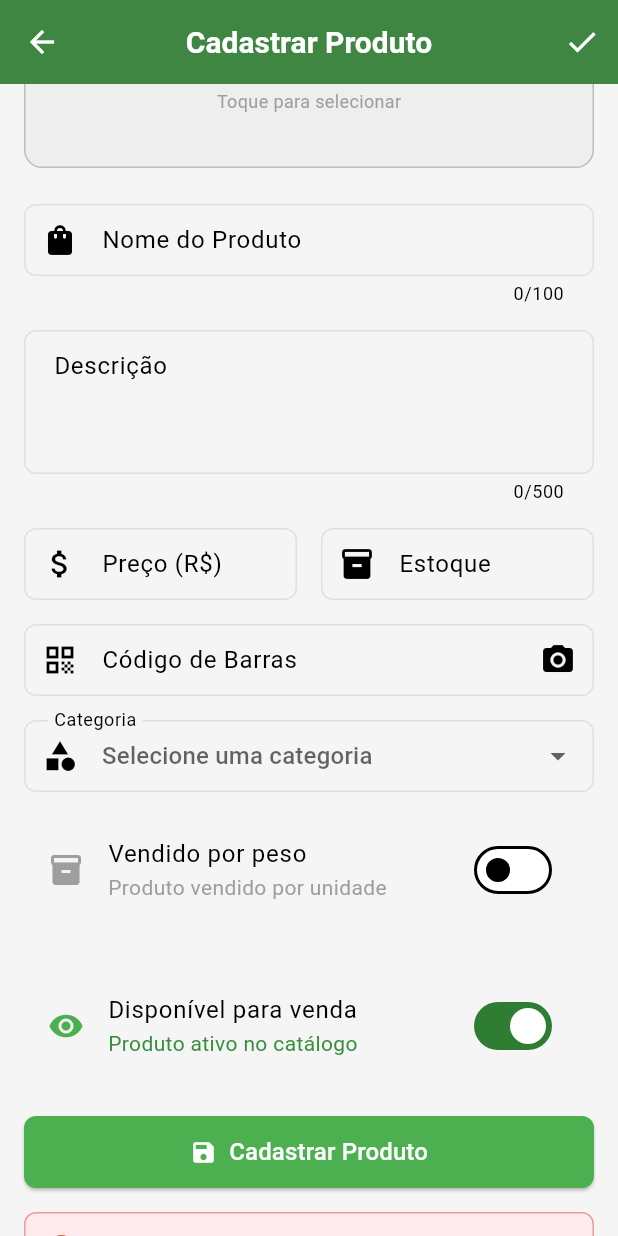
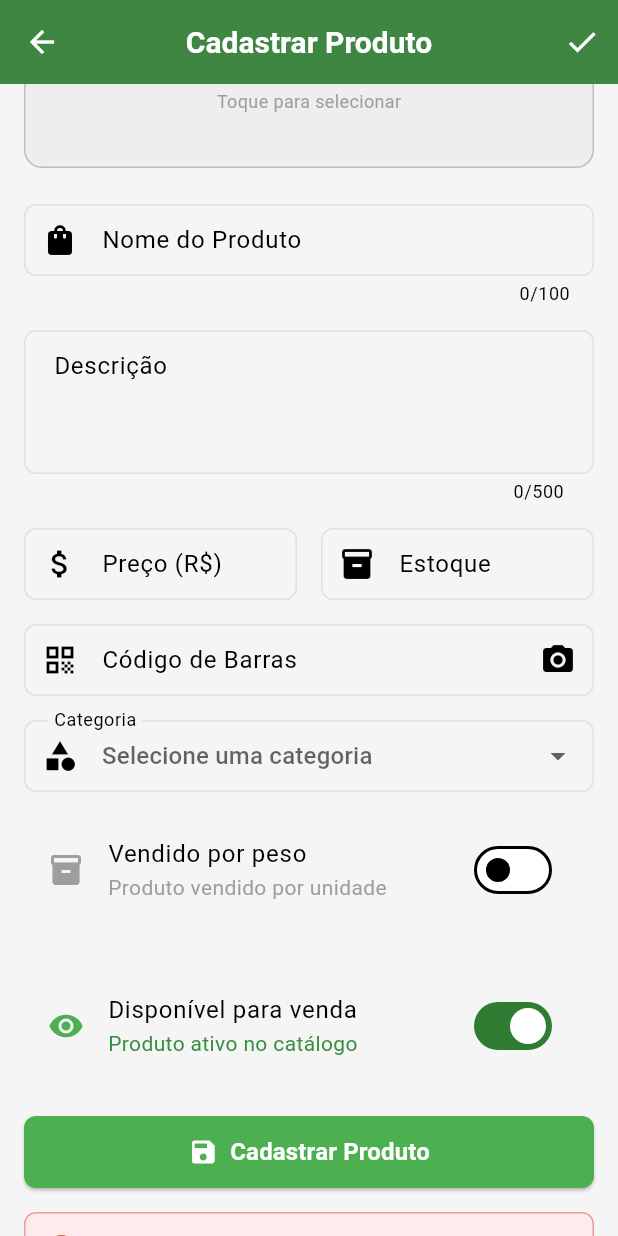
Before and after one commit to allandennis30/compra_pronta, a Flutter app: the VendorProductFormPage screen opened by its route, scrolled down 160 dp, after a tap on "Cadastrar Produto", on a phone screen of 412 x 824 dp. Run offline on Flutter 3.47's test engine with Material 3 defaults, Android fonts, the phone set to English and light mode, and no system bars; our stand-ins replace get, get_storage, hive_flutter, image_picker, mask_text_input_formatter; missing offline and left inert: mobile_scanner; accounts and stored records are empty.

Commit message:
🔧 Atualizar submódulo do backend e implementar melhorias no formulário de produtos
- Atualizado o submódulo do backend para o commit mais recente.
- Adicionados novos endpoints para gerenciamento de produtos nas constantes do aplicativo.
- Modificado o formulário de produtos para suportar layouts responsivos em dispositivos móveis e desktops.
- Implementadas mensagens de feedback para operações de criação e atualização de produtos.
- Melhorias na validação e tratamento de erros no formulário de produtos.

```diff
--- a/lib/constants/app_constants.dart
+++ b/lib/constants/app_constants.dart
@@ -72,6 +72,16 @@ class AppConstants {
   static const String logoutEndpoint =
       '$baseUrl$apiVersion$authEndpoint/logout';
   static const String usersEndpoint = '$baseUrl$apiVersion$authEndpoint/users';
+
+  // Products endpoints
+  static const String productsEndpoint = '$baseUrl$apiVersion/products';
+  static const String createProductEndpoint = '$baseUrl$apiVersion/products';
+  static const String listProductsEndpoint = '$baseUrl$apiVersion/products';
+  static const String getProductEndpoint = '$baseUrl$apiVersion/products';
+  static const String updateProductEndpoint = '$baseUrl$apiVersion/products';
+  static const String deleteProductEndpoint = '$baseUrl$apiVersion/products';
+  static const String checkBarcodeEndpoint =
+      '$baseUrl$apiVersion/products/barcode';
 
   // Credenciais de teste para o backend real
   // Cliente: testecliente@teste.com / Senha@123
--- a/lib/core/repositories/repository_factory.dart
+++ b/lib/core/repositories/repository_factory.dart
@@ -4,12 +4,14 @@ import '../../modules/cliente/repositories/cart_repository.dart';
 import '../../modules/cliente/repositories/order_repository.dart';
 import '../../modules/vendedor/repositories/vendor_metrics_repository.dart';
 import '../../modules/vendedor/repositories/vendedor_product_repository.dart';
+import '../../modules/vendedor/repositories/vendedor_product_api_repository.dart';
+import 'package:get/get.dart';
 
 /// Factory para gerenciar repositories
 /// Permite trocar facilmente entre implementações mock e reais
 class RepositoryFactory {
   static const bool _useMockData =
-      true; // Alterar para false para usar APIs reais
+      false; // Alterar para false para usar APIs reais
 
   static AuthRepository createAuthRepository() {
     if (_useMockData) {
@@ -60,8 +62,9 @@ class RepositoryFactory {
     if (_useMockData) {
       return VendedorProductRepositoryImpl();
     } else {
-      // return VendedorProductApiRepository(); // Implementação real da API
-      return VendedorProductRepositoryImpl(); // Fallback para mock
+      return VendedorProductApiRepository(
+          authRepository:
+              Get.find<AuthRepository>()); // Implementação real da API
     }
   }
 }
--- a/lib/modules/vendedor/controllers/vendor_product_form_controller.dart
+++ b/lib/modules/vendedor/controllers/vendor_product_form_controller.dart
@@ -140,7 +140,8 @@ class VendorProductFormController extends GetxController {
     if (isSoldByWeight.value) {
       // Para produtos vendidos por peso
       if (pricePerKgController.text.isEmpty) {
-        errorMessage.value = 'Preço por kg é obrigatório para produtos vendidos por peso';
+        errorMessage.value =
+            'Preço por kg é obrigatório para produtos vendidos por peso';
         hasError.value = true;
         return false;
       }
@@ -204,6 +205,7 @@ class VendorProductFormController extends GetxController {
 
     try {
       isLoading.value = true;
+      hasError.value = false;
 
       // Processar a imagem primeiro, se houver uma nova
       String finalImageUrl = imageUrl.value;
@@ -222,13 +224,31 @@ class VendorProductFormController extends GetxController {
         stock: isSoldByWeight.value ? 0 : int.parse(stockController.text),
         isAvailable: isAvailable.value,
         isSoldByWeight: isSoldByWeight.value,
-        pricePerKg: isSoldByWeight.value ? double.parse(pricePerKgController.text) : null,
+        pricePerKg: isSoldByWeight.value
+            ? double.parse(pricePerKgController.text)
+            : null,
       );
 
       if (isEditing.value) {
         await _repository.update(product);
+        Get.snackbar(
+          'Sucesso',
+          'Produto atualizado com sucesso!',
+          snackPosition: SnackPosition.BOTTOM,
+          backgroundColor: Colors.green,
+          colorText: Colors.white,
+          duration: const Duration(seconds: 2),
+        );
       } else {
         await _repository.create(product);
+        Get.snackbar(
+          'Sucesso',
+          'Produto cadastrado com sucesso!',
+          snackPosition: SnackPosition.BOTTOM,
+          backgroundColor: Colors.green,
+          colorText: Colors.white,
+          duration: const Duration(seconds: 2),
+        );
       }
 
       Get.back(result: true);
@@ -237,6 +257,16 @@ class VendorProductFormController extends GetxController {
       AppLogger.error('Erro ao salvar produto', e);
       errorMessage.value = 'Erro ao salvar produto: ${e.toString()}';
       hasError.value = true;
+
+      Get.snackbar(
+        'Erro',
+        'Erro ao salvar produto: ${e.toString()}',
+        snackPosition: SnackPosition.BOTTOM,
+        backgroundColor: Colors.red,
+        colorText: Colors.white,
+        duration: const Duration(seconds: 4),
+      );
+
       return false;
     } finally {
       isLoading.value = false;
--- a/lib/modules/vendedor/pages/vendor_product_form_page.dart
+++ b/lib/modules/vendedor/pages/vendor_product_form_page.dart
@@ -35,9 +35,78 @@ class VendorProductFormPage extends GetView<VendorProductFormController> {
   }
 
   Widget _buildForm() {
+    return LayoutBuilder(
+      builder: (context, constraints) {
+        final isTablet = constraints.maxWidth > 600;
+        final isDesktop = constraints.maxWidth > 900;
+
         return SingleChildScrollView(
-      padding: const EdgeInsets.all(16.0),
+          padding: EdgeInsets.all(isTablet ? 24.0 : 16.0),
+          child: isDesktop ? _buildDesktopLayout() : _buildMobileLayout(),
+        );
+      },
+    );
+  }
+
+  Widget _buildDesktopLayout() {
+    return Row(
+      crossAxisAlignment: CrossAxisAlignment.start,
+      children: [
+        // Coluna da esquerda - Imagem e informações básicas
+        Expanded(
+          flex: 1,
           child: Column(
+            crossAxisAlignment: CrossAxisAlignment.start,
+            children: [
+              _buildImagePicker(),
+              const SizedBox(height: 24),
+              _buildProductName(),
+              const SizedBox(height: 16),
+              _buildDescription(),
+              const SizedBox(height: 16),
+              _buildBarcodeField(),
+            ],
+          ),
+        ),
+        const SizedBox(width: 32),
+        // Coluna da direita - Configurações e preços
+        Expanded(
+          flex: 1,
+          child: Column(
+            crossAxisAlignment: CrossAxisAlignment.start,
+            children: [
+              _buildCategoryDropdown(),
+              const SizedBox(height: 16),
+              _buildSoldByWeightToggle(),
+              const SizedBox(height: 16),
+              Obx(
+                () => controller.isSoldByWeight.value
+                    ? _buildPricePerKgField()
+                    : Column(
+                        children: [
+                          _buildPrice(),
+                          const SizedBox(height: 16),
+                          _buildStock(),
+                        ],
+                      ),
+              ),
+              const SizedBox(height: 16),
+              _buildAvailabilityToggle(),
+              const SizedBox(height: 24),
+              _buildSaveButton(),
+              const SizedBox(height: 16),
+              Obx(() => controller.hasError.value
+                  ? _buildErrorMessage()
+                  : const SizedBox()),
+            ],
+          ),
+        ),
+      ],
+    );
+  }
+
+  Widget _buildMobileLayout() {
+    return Column(
       crossAxisAlignment: CrossAxisAlignment.start,
       children: [
         _buildImagePicker(),
@@ -76,7 +145,6 @@ class VendorProductFormPage extends GetView<VendorProductFormController> {
             ? _buildErrorMessage()
             : const SizedBox()),
       ],
-      ),
     );
   }
 
@@ -113,16 +181,27 @@ class VendorProductFormPage extends GetView<VendorProductFormController> {
   }
 
   Widget _buildProductName() {
+    return LayoutBuilder(
+      builder: (context, constraints) {
+        final isTablet = constraints.maxWidth > 600;
+
         return TextFormField(
           controller: controller.nameController,
-      decoration: const InputDecoration(
+          decoration: InputDecoration(
             labelText: 'Nome do Produto',
             hintText: 'Ex: Arroz Integral 1kg',
-        border: OutlineInputBorder(),
-        prefixIcon: Icon(Icons.shopping_bag),
+            border: const OutlineInputBorder(),
+            prefixIcon: const Icon(Icons.shopping_bag),
+            contentPadding: EdgeInsets.symmetric(
+              horizontal: isTablet ? 16 : 12,
+              vertical: isTablet ? 16 : 12,
+            ),
           ),
           textCapitalization: TextCapitalization.sentences,
           maxLength: 100,
+          style: TextStyle(fontSize: isTablet ? 16 : 14),
+        );
+      },
     );
   }
 
@@ -281,29 +360,42 @@ class VendorProductFormPage extends GetView<VendorProductFormController> {
   }
 
   Widget _buildSaveButton() {
+    return LayoutBuilder(
+      builder: (context, constraints) {
+        final isTablet = constraints.maxWidth > 600;
+        final isDesktop = constraints.maxWidth > 900;
+
         return SizedBox(
-      width: double.infinity,
-      height: 48,
+          width: isDesktop ? 300 : double.infinity,
+          height: isTablet ? 56 : 48,
           child: ElevatedButton(
             onPressed: () => controller.saveProduct(),
             style: ElevatedButton.styleFrom(
               backgroundColor: Colors.green,
               foregroundColor: Colors.white,
+              shape: RoundedRectangleBorder(
+                borderRadius: BorderRadius.circular(isTablet ? 12 : 8),
+              ),
             ),
             child: Row(
               mainAxisAlignment: MainAxisAlignment.center,
               children: [
-            const Icon(Icons.save),
-            const SizedBox(width: 8),
+                Icon(Icons.save, size: isTablet ? 24 : 20),
+                SizedBox(width: isTablet ? 12 : 8),
                 Text(
                   controller.isEditing.value
                       ? 'Atualizar Produto'
                       : 'Cadastrar Produto',
-              style: const TextStyle(fontSize: 16),
+                  style: TextStyle(
+                    fontSize: isTablet ? 18 : 16,
+                    fontWeight: FontWeight.w600,
+                  ),
                 ),
               ],
             ),
           ),
         );
+      },
+    );
   }
 }
--- a/lib/modules/vendedor/widgets/image_picker_widget.dart
+++ b/lib/modules/vendedor/widgets/image_picker_widget.dart
@@ -21,9 +21,14 @@ class ImagePickerWidget extends StatelessWidget {
     final hasImage =
         selectedImage != null || (imageUrl != null && imageUrl!.isNotEmpty);
 
+    return LayoutBuilder(
+      builder: (context, constraints) {
+        final isTablet = constraints.maxWidth > 600;
+        final isDesktop = constraints.maxWidth > 900;
+
         return Container(
           width: double.infinity,
-      height: 200,
+          height: isDesktop ? 300 : (isTablet ? 250 : 200),
           decoration: BoxDecoration(
             color: Colors.grey[200],
             borderRadius: BorderRadius.circular(12),
@@ -33,6 +38,8 @@ class ImagePickerWidget extends StatelessWidget {
             ),
           ),
           child: hasImage ? _buildSelectedImage() : _buildPlaceholder(),
+        );
+      },
     );
   }
 
```
Also changed, not shown: lib/modules/vendedor/pages/vendor_product_list_page.dart (+12 -1 lines), lib/modules/vendedor/repositories/vendedor_product_api_repository.dart (added, +303 -0 lines), 2 other files. Lines whose indentation alone changed are shown as unchanged.
